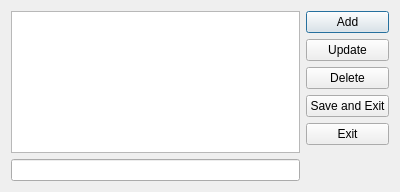
First picture: the form in ui/edit_history.ui, repository msilveus/AtTerminal, before the edit.
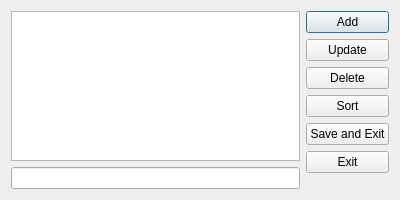
Second picture: the form after the edit.

Commit message: Fixed a problem with the download feature and added sorting to the history form

What changed in the file:
```diff
--- a/ui/edit_history.ui
+++ b/ui/edit_history.ui
@@ -7,7 +7,7 @@
     <x>0</x>
     <y>0</y>
     <width>400</width>
-    <height>192</height>
+    <height>200</height>
    </rect>
   </property>
   <property name="windowTitle">
@@ -47,6 +47,13 @@
        </property>
       </widget>
      </item>
+     <item>
+      <widget class="QPushButton" name="btnSort">
+       <property name="text">
+        <string>Sort</string>
+       </property>
+      </widget>
+     </item>
      <item>
       <widget class="QPushButton" name="btnSave">
        <property name="text">
```
The commit also changes 6 other files.
